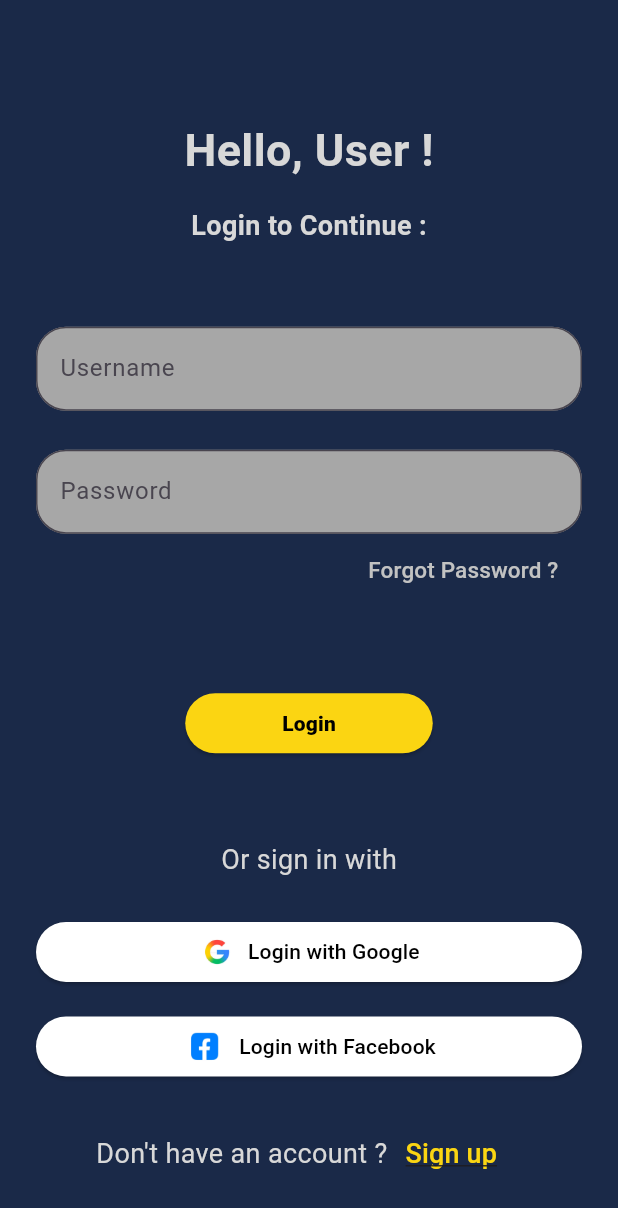
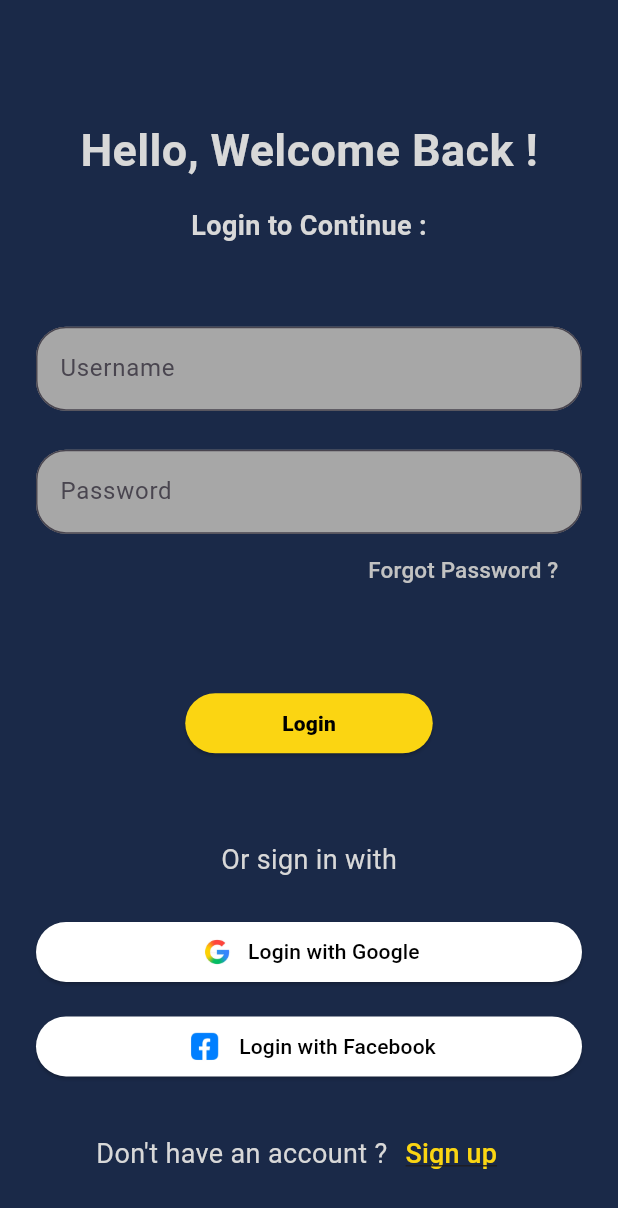
Before and after one commit to anmol-sarin/Flutter-Projects, a Flutter app: the screen it shows after launch, on a phone screen of 412 x 824 dp. Shown: the top 1208 px of the screen. Run offline on Flutter 3.47's test engine with Material 3 defaults, Android fonts, the phone set to English and light mode, and no system bars.

Commit message:
5th commit

```diff
--- a/lib/pages/loginPage.dart
+++ b/lib/pages/loginPage.dart
@@ -19,7 +19,7 @@ class LoginPage extends StatelessWidget{
               Column(
                 children: [
                 Spacer(),
-                Text("Hello, User !",
+                Text("Hello, Welcome Back !",
                   style:TextStyle(
                   fontSize:30,
                   fontWeight:FontWeight.bold,
```
